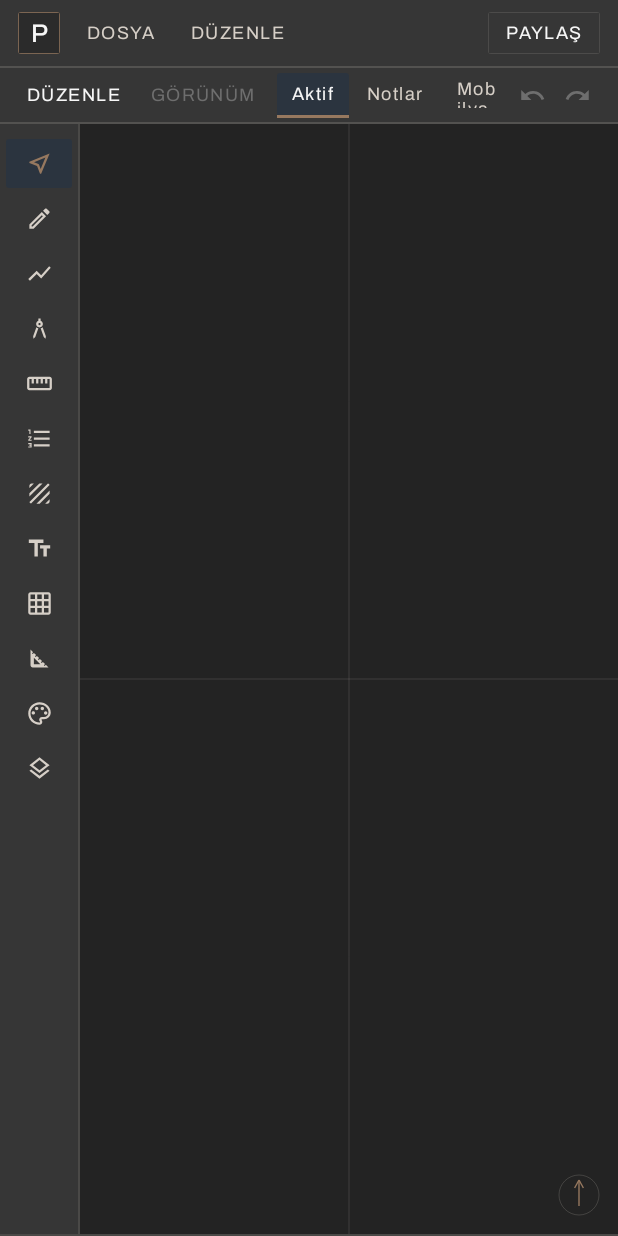
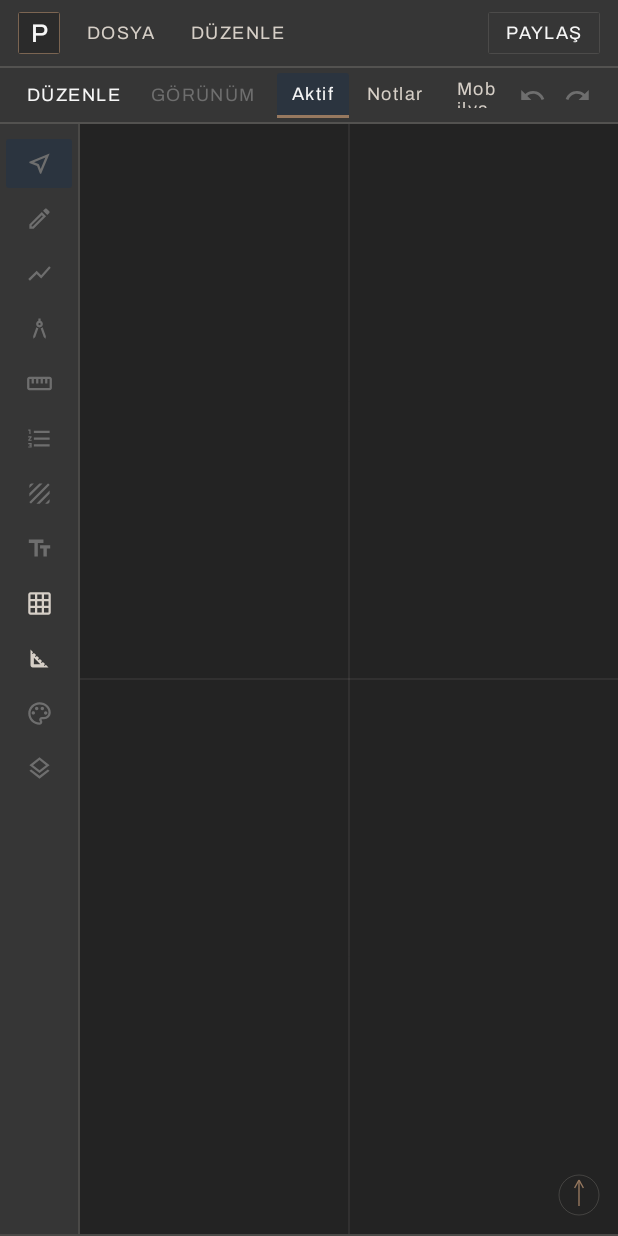
Before and after one commit to designharmen/PAFTA, an Android app built with Jetpack Compose: the composable PaftaScreen shown on its own in the app's theme, on a phone screen of 412 x 824 dp. Run offline under Robolectric (Android 15) with nearby library versions, the phone set to English and light mode, and no system bars; Roboto replaces fonts that are not available here.

Commit message:
Planı sahibin dört kararına göre yeniden kur, ve rayı dürüst yap
Kararlar:

1. PAFTA'nın ticari amacı yok. Bu, Faz 0'dan beri açık duran lisans sorusunu
   çözüyor: GPL-3.0 kabul edilebilir, dolayısıyla DWG okuma (LibreDWG) artık
   mümkün ve GitHub gibi yerlerden açık lisanslı blok kütüphanesi, örnek çizim
   toplanabilir — her birinin lisansı LICENCES.md'ye yazılmak şartıyla.
2. İlk fazlarda istenenlerden vazgeçilmedi. Rayon biçimindeki çizim işi, 3B
   görüntüleme / diğer 3B biçimler / IFC-BIM'in yerine değil, onlara EK. Geri
   çekilen fazlar plana geri kondu, sıraları sona alındı.
3. En sonunda masaüstünde de çalışacak.
4. En son adım Google Drive: tablette kaydedilen proje masaüstünden açılıp
   sürdürülebilecek. Ayrı bir e-posta hesabı gerekebileceği için en sonda.

Plan artık on dört faz: A-H çizim aracı, I DWG/PDF, J-L üç boyut ve BIM,
M masaüstü, N Drive. Sıra, uygulamanın mümkün olduğunca erken işe yaramasına
göre kuruldu; native kod, sunucu veya hesap gerektiren her şey sonda.

Planda olmayan iki şey ve sebepleri açıkça yazıldı: gerçek zamanlı ortak
çalışma her ay çalışan bir sunucu ister (projenin "ödeme gerektiren hiçbir şey
yok" kuralıyla çatışır), yapay zekâ özellikleri de ücretli servis ister.

Ayrıca yeni bir kalıcı kural: arayüz karmaşık olmayacak. İlk uygulaması
hemen yapıldı — sol raydaki on iki araçtan onu hiçbir şey yapmıyordu ama
çalışanlarla aynı görünüyordu. Artık hazır olmayanlar soluk ve tıklanamaz.
Dokunup hiçbir şey olmaması bir arayüzün yapabileceği en kötü şey.

Replans the project around the owner's four decisions, restores the phases that
were withdrawn, and makes the tool rail tell the truth about which tools work.

Co-Authored-By: Claude Opus 5 <noreply@anthropic.com>
Claude-Session: https://claude.ai/code/session_016o7VizRPj4eX2B7cjJXYBf

```diff
--- a/app/src/main/kotlin/com/harmen/pafta/ui/chrome/ToolRail.kt
+++ b/app/src/main/kotlin/com/harmen/pafta/ui/chrome/ToolRail.kt
@@ -124,8 +124,19 @@ private fun ToolButton(
     // Bronze is allowed on the icon — the guideline names icons alongside lines
     // and rules — but never on the caption beneath it, which is far under the
     // 24px floor for bronze text.
-    val tint = if (selected) HarmenColours.Accent else HarmenColours.TextMuted
-    val labelColour = if (selected) HarmenColours.Text else HarmenColours.TextMuted
+    //
+    // A tool whose phase has not landed yet is drawn faint and does not respond,
+    // so the rail never promises something it cannot do.
+    val tint = when {
+        !tool.ready -> HarmenColours.TextFaint
+        selected -> HarmenColours.Accent
+        else -> HarmenColours.TextMuted
+    }
+    val labelColour = when {
+        !tool.ready -> HarmenColours.TextFaint
+        selected -> HarmenColours.Text
+        else -> HarmenColours.TextMuted
+    }
     Column(
         horizontalAlignment = Alignment.CenterHorizontally,
         modifier = Modifier
@@ -133,7 +144,7 @@ private fun ToolButton(
             .padding(horizontal = 4.dp, vertical = 2.dp)
             .clip(RoundedCornerShape(metrics.cornerRadius))
             .background(if (selected) HarmenColours.SelectedWash else Color.Transparent)
-            .clickable(role = Role.Tab, onClick = onClick)
+            .clickable(enabled = tool.ready, role = Role.Tab, onClick = onClick)
             .padding(vertical = 7.dp),
     ) {
         val label = stringResource(tool.label)
--- a/app/src/main/kotlin/com/harmen/pafta/ui/state/EditorState.kt
+++ b/app/src/main/kotlin/com/harmen/pafta/ui/state/EditorState.kt
@@ -19,7 +19,18 @@ import com.harmen.pafta.project.StoreFailure
  * the wording lives in `strings.xml`, so a label can never be an English word
  * that slipped into code.
  */
-public enum class Tool(@StringRes public val label: Int) {
+public enum class Tool(
+    @StringRes public val label: Int,
+    /**
+     * Whether this tool actually does something yet.
+     *
+     * A tool that is drawn like every other one but answers a tap with nothing
+     * is the worst thing an interface can do, and PAFTA had nine of them. The
+     * unfinished ones are shown faint and cannot be tapped until the phase that
+     * builds them lands, so the rail always tells the truth about itself.
+     */
+    public val ready: Boolean = false,
+) {
     SELECT(R.string.tool_select),
     PENCIL(R.string.tool_pencil),
     LINE(R.string.tool_line),
@@ -28,8 +39,8 @@ public enum class Tool(@StringRes public val label: Int) {
     DIMENSIONS(R.string.tool_dimensions),
     HATCH(R.string.tool_hatch),
     TEXT(R.string.tool_text),
-    GRID(R.string.tool_grid),
-    MEASURE(R.string.tool_measure),
+    GRID(R.string.tool_grid, ready = true),
+    MEASURE(R.string.tool_measure, ready = true),
     PALETTE(R.string.tool_palette),
     LAYERS(R.string.tool_layers),
 }
```
Also changed, not shown: 2 other files.
